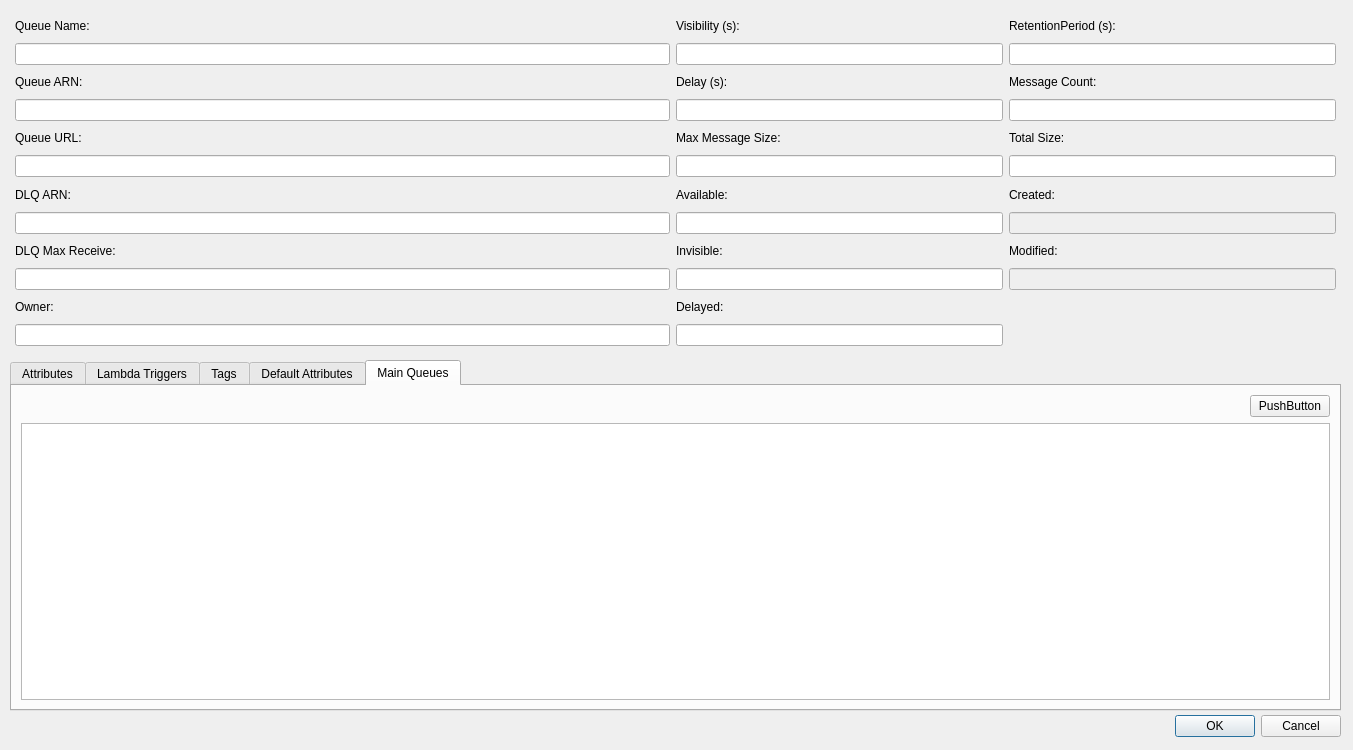
This is src/modules/sqs/SQSQueueDetailsDialog.ui in jensvogt/awsmock-qt-ui as Qt 5 draws it before an edit. The edited form follows.
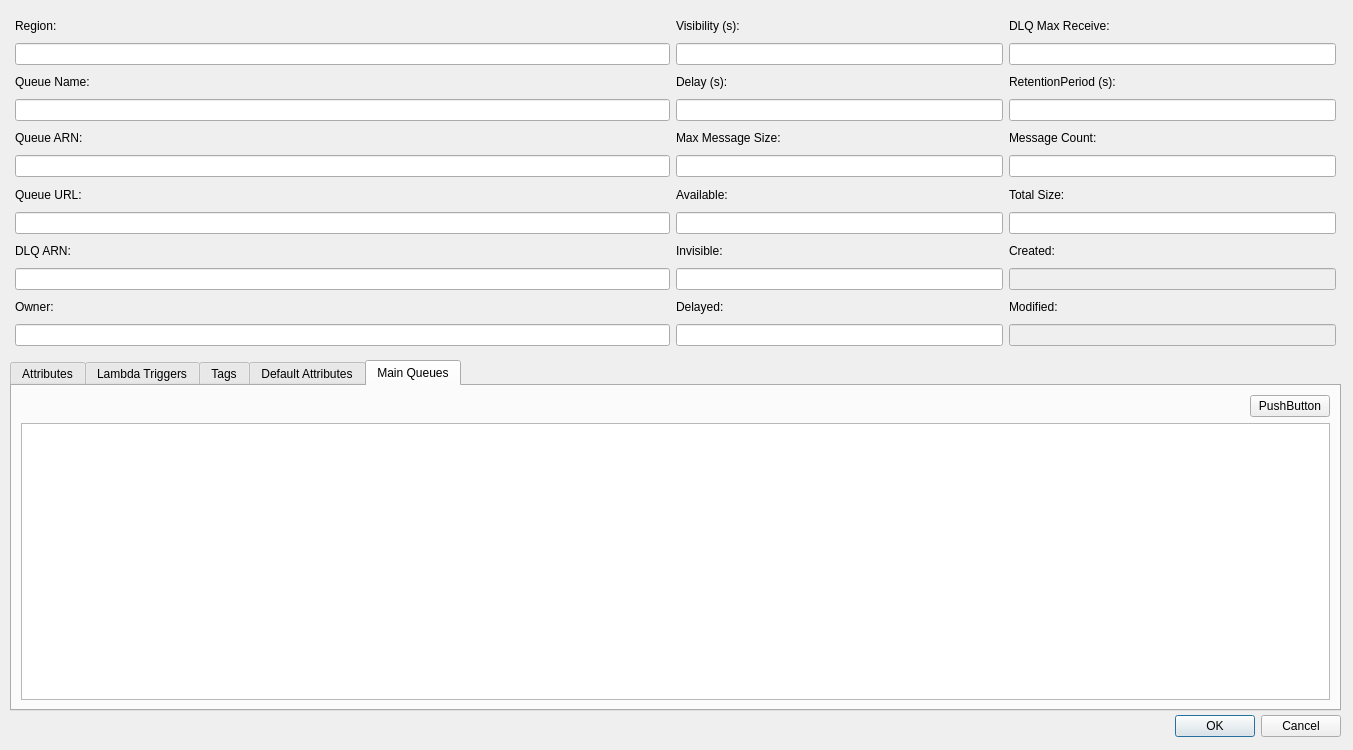
This is the edited form.

Patch:
```diff
--- a/src/modules/sqs/SQSQueueDetailsDialog.ui
+++ b/src/modules/sqs/SQSQueueDetailsDialog.ui
@@ -55,16 +55,6 @@
       </property>
      </widget>
     </item>
-    <item row="1" column="2">
-     <widget class="QLineEdit" name="retentionPeriodEdit"/>
-    </item>
-    <item row="6" column="0">
-     <widget class="QLabel" name="dlqArnLabel">
-      <property name="text">
-       <string>DLQ ARN:</string>
-      </property>
-     </widget>
-    </item>
     <item row="10" column="0">
      <widget class="QLabel" name="ownerLabel">
       <property name="text">
@@ -103,23 +93,6 @@
       </property>
      </widget>
     </item>
-    <item row="9" column="0">
-     <widget class="QLineEdit" name="dlqMaxReceiveEdit">
-      <property name="enabled">
-       <bool>true</bool>
-      </property>
-      <property name="readOnly">
-       <bool>false</bool>
-      </property>
-     </widget>
-    </item>
-    <item row="9" column="2">
-     <widget class="QLineEdit" name="modifiedEdit">
-      <property name="enabled">
-       <bool>false</bool>
-      </property>
-     </widget>
-    </item>
     <item row="7" column="1">
      <widget class="QLineEdit" name="availableEdit">
       <property name="enabled">
@@ -130,115 +103,9 @@
       </property>
      </widget>
     </item>
-    <item row="2" column="2">
-     <widget class="QLabel" name="messageCountLabel">
-      <property name="text">
-       <string>Message Count:</string>
-      </property>
-     </widget>
-    </item>
-    <item row="2" column="0">
-     <widget class="QLabel" name="queueArnLabel">
-      <property name="text">
-       <string>Queue ARN:</string>
-      </property>
-     </widget>
-    </item>
-    <item row="8" column="2">
-     <widget class="QLabel" name="modifiedLabel">
-      <property name="text">
-       <string>Modified:</string>
-      </property>
-     </widget>
-    </item>
-    <item row="3" column="2">
-     <widget class="QLineEdit" name="messageCountEdit">
-      <property name="enabled">
-       <bool>true</bool>
-      </property>
-      <property name="readOnly">
-       <bool>true</bool>
-      </property>
-     </widget>
-    </item>
-    <item row="0" column="2">
-     <widget class="QLabel" name="retentionPeriodLabel">
-      <property name="text">
-       <string>RetentionPeriod (s):</string>
-      </property>
-     </widget>
-    </item>
-    <item row="6" column="2">
-     <widget class="QLabel" name="createdLabel">
-      <property name="text">
-       <string>Created:</string>
-      </property>
-     </widget>
-    </item>
-    <item row="5" column="2">
-     <widget class="QLineEdit" name="messageSizeEdit">
-      <property name="enabled">
-       <bool>true</bool>
-      </property>
-      <property name="readOnly">
-       <bool>true</bool>
-      </property>
-     </widget>
-    </item>
-    <item row="7" column="0">
-     <widget class="QLineEdit" name="dlqArnEdit">
-      <property name="enabled">
-       <bool>true</bool>
-      </property>
-      <property name="readOnly">
-       <bool>false</bool>
-      </property>
-     </widget>
-    </item>
-    <item row="4" column="0">
-     <widget class="QLabel" name="queueUrlLabel">
-      <property name="text">
-       <string>Queue URL:</string>
-      </property>
-     </widget>
-    </item>
-    <item row="5" column="0">
-     <widget class="QLineEdit" name="queueUrlEdit">
-      <property name="enabled">
-       <bool>true</bool>
-      </property>
-      <property name="readOnly">
-       <bool>true</bool>
-      </property>
-     </widget>
-    </item>
-    <item row="3" column="0">
-     <widget class="QLineEdit" name="queueArnEdit">
-      <property name="enabled">
-       <bool>true</bool>
-      </property>
-      <property name="readOnly">
-       <bool>true</bool>
-      </property>
-     </widget>
-    </item>
-    <item row="0" column="0">
-     <widget class="QLabel" name="queueNameLabel">
-      <property name="text">
-       <string>Queue Name:</string>
-      </property>
-     </widget>
-    </item>
     <item row="3" column="1">
      <widget class="QLineEdit" name="delayEdit"/>
     </item>
-    <item row="7" column="2">
-     <widget class="QLineEdit" name="createdEdit">
-      <property name="enabled">
-       <bool>false</bool>
-      </property>
-     </widget>
-    </item>
     <item row="6" column="1">
      <widget class="QLabel" name="availableLabel">
       <property name="text">
@@ -246,13 +113,6 @@
       </property>
      </widget>
     </item>
-    <item row="8" column="0">
-     <widget class="QLabel" name="dlqMacReceivedLabel">
-      <property name="text">
-       <string>DLQ Max Receive:</string>
-      </property>
-     </widget>
-    </item>
     <item row="0" column="1">
      <widget class="QLabel" name="visibilityLabel">
       <property name="text">
@@ -260,13 +120,6 @@
       </property>
      </widget>
     </item>
-    <item row="4" column="2">
-     <widget class="QLabel" name="messageSizeLabel">
-      <property name="text">
-       <string>Total Size:</string>
-      </property>
-     </widget>
-    </item>
     <item row="8" column="1">
      <widget class="QLabel" name="invisibleLbel">
       <property name="text">
@@ -304,7 +157,147 @@
       </property>
      </widget>
     </item>
-    <item row="1" column="0">
+    <item row="11" column="2">
+     <widget class="QLineEdit" name="modifiedEdit">
+      <property name="enabled">
+       <bool>false</bool>
+      </property>
+     </widget>
+    </item>
+    <item row="10" column="2">
+     <widget class="QLabel" name="modifiedLabel">
+      <property name="text">
+       <string>Modified:</string>
+      </property>
+     </widget>
+    </item>
+    <item row="9" column="2">
+     <widget class="QLineEdit" name="createdEdit">
+      <property name="enabled">
+       <bool>false</bool>
+      </property>
+     </widget>
+    </item>
+    <item row="8" column="2">
+     <widget class="QLabel" name="createdLabel">
+      <property name="text">
+       <string>Created:</string>
+      </property>
+     </widget>
+    </item>
+    <item row="7" column="2">
+     <widget class="QLineEdit" name="messageSizeEdit">
+      <property name="enabled">
+       <bool>true</bool>
+      </property>
+      <property name="readOnly">
+       <bool>true</bool>
+      </property>
+     </widget>
+    </item>
+    <item row="6" column="2">
+     <widget class="QLabel" name="messageSizeLabel">
+      <property name="text">
+       <string>Total Size:</string>
+      </property>
+     </widget>
+    </item>
+    <item row="5" column="2">
+     <widget class="QLineEdit" name="messageCountEdit">
+      <property name="enabled">
+       <bool>true</bool>
+      </property>
+      <property name="readOnly">
+       <bool>true</bool>
+      </property>
+     </widget>
+    </item>
+    <item row="4" column="2">
+     <widget class="QLabel" name="messageCountLabel">
+      <property name="text">
+       <string>Message Count:</string>
+      </property>
+     </widget>
+    </item>
+    <item row="3" column="2">
+     <widget class="QLineEdit" name="retentionPeriodEdit"/>
+    </item>
+    <item row="2" column="2">
+     <widget class="QLabel" name="retentionPeriodLabel">
+      <property name="text">
+       <string>RetentionPeriod (s):</string>
+      </property>
+     </widget>
+    </item>
+    <item row="0" column="2">
+     <widget class="QLabel" name="dlqMacReceivedLabel">
+      <property name="text">
+       <string>DLQ Max Receive:</string>
+      </property>
+     </widget>
+    </item>
+    <item row="1" column="2">
+     <widget class="QLineEdit" name="dlqMaxReceiveEdit">
+      <property name="enabled">
+       <bool>true</bool>
+      </property>
+      <property name="readOnly">
+       <bool>false</bool>
+      </property>
+     </widget>
+    </item>
+    <item row="9" column="0">
+     <widget class="QLineEdit" name="dlqArnEdit">
+      <property name="enabled">
+       <bool>true</bool>
+      </property>
+      <property name="readOnly">
+       <bool>false</bool>
+      </property>
+     </widget>
+    </item>
+    <item row="8" column="0">
+     <widget class="QLabel" name="dlqArnLabel">
+      <property name="text">
+       <string>DLQ ARN:</string>
+      </property>
+     </widget>
+    </item>
+    <item row="7" column="0">
+     <widget class="QLineEdit" name="queueUrlEdit">
+      <property name="enabled">
+       <bool>true</bool>
+      </property>
+      <property name="readOnly">
+       <bool>true</bool>
+      </property>
+     </widget>
+    </item>
+    <item row="6" column="0">
+     <widget class="QLabel" name="queueUrlLabel">
+      <property name="text">
+       <string>Queue URL:</string>
+      </property>
+     </widget>
+    </item>
+    <item row="5" column="0">
+     <widget class="QLineEdit" name="queueArnEdit">
+      <property name="enabled">
+       <bool>true</bool>
+      </property>
+      <property name="readOnly">
+       <bool>true</bool>
+      </property>
+     </widget>
+    </item>
+    <item row="4" column="0">
+     <widget class="QLabel" name="queueArnLabel">
+      <property name="text">
+       <string>Queue ARN:</string>
+      </property>
+     </widget>
+    </item>
+    <item row="3" column="0">
      <widget class="QLineEdit" name="queueNameEdit">
       <property name="enabled">
        <bool>true</bool>
@@ -314,6 +307,23 @@
       </property>
      </widget>
     </item>
+    <item row="2" column="0">
+     <widget class="QLabel" name="queueNameLabel">
+      <property name="text">
+       <string>Queue Name:</string>
+      </property>
+     </widget>
+    </item>
+    <item row="0" column="0">
+     <widget class="QLabel" name="regionLabel">
+      <property name="text">
+       <string>Region:</string>
+      </property>
+     </widget>
+    </item>
+    <item row="1" column="0">
+     <widget class="QLineEdit" name="regionEdit"/>
+    </item>
    </layout>
   </widget>
   <widget class="QTabWidget" name="tabWidget">
```
Left out of the diff: 10 changed lines with no effect on the pictures.
